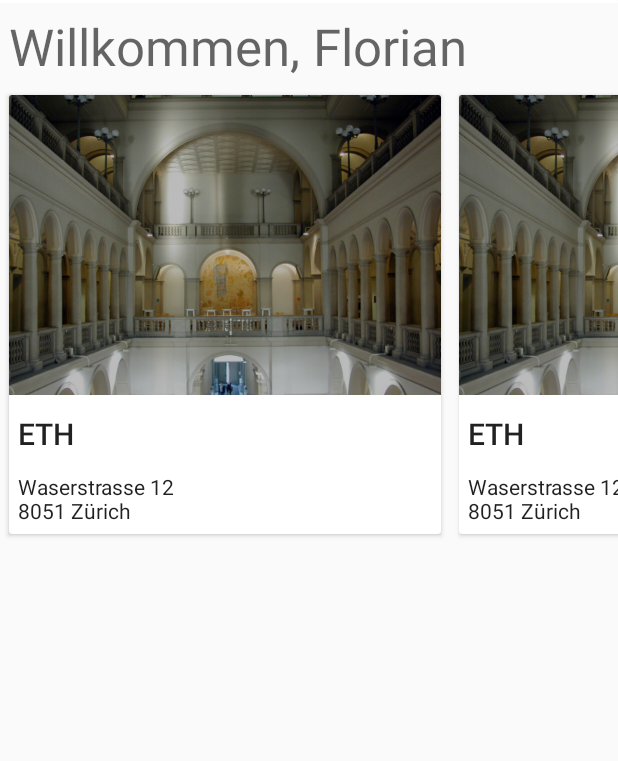
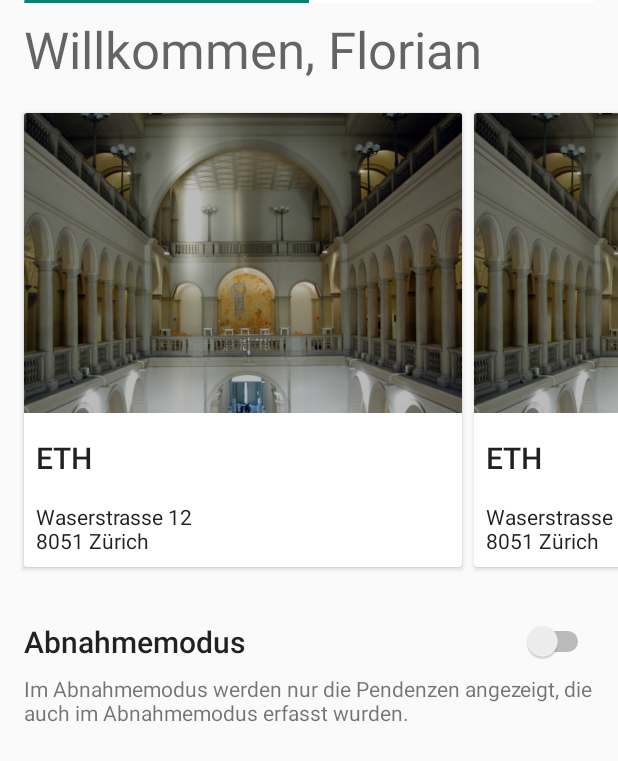
Before and after one commit to baupen/Android, an Android app: the layout activity_overview.xml on its own in the app's theme, with its tools: preview values and no code run, on a phone screen of 412 x 824 dp. Shown: the top 761 px of the screen. Run offline under Robolectric (Android 15) with nearby library versions, the phone set to English and light mode, and no system bars.

```diff
--- a/app/src/main/java/io/mangel/issuemanager/repositories/IssueRepository.kt
+++ b/app/src/main/java/io/mangel/issuemanager/repositories/IssueRepository.kt
@@ -3,9 +3,5 @@ package io.mangel.issuemanager.repositories
 import io.mangel.issuemanager.repositories.base.AuthenticatedRepository
 
 class IssueRepository : AuthenticatedRepository() {
-    private var _value = false
-
-    fun setAbnahmemodus(value: Boolean) {
-        _value = value
-    }
+    var isAbnahmeModusActive = false
 }
--- a/app/src/main/java/io/mangel/issuemanager/repositories/UserRepository.kt
+++ b/app/src/main/java/io/mangel/issuemanager/repositories/UserRepository.kt
@@ -59,8 +59,8 @@ class UserRepository(
         loginTask.execute(loginRequest)
     }
 
-    fun createTrialAccount(proposedGivenName: String, proposedFamilyName: String) {
-        val loginRequest = CreateTrialAccountRequest(proposedGivenName, proposedFamilyName)
+    fun createTrialAccount() {
+        val loginRequest = CreateTrialAccountRequest()
 
         val client = clientFactory.getClient(TRIAL_ACCOUNT_HOST)
         val trialAccountTask = CreateTrialAccountTask(client)
--- a/app/src/main/res/layout/activity_overview.xml
+++ b/app/src/main/res/layout/activity_overview.xml
@@ -1,22 +1,20 @@
 <?xml version="1.0" encoding="utf-8"?>
-<androidx.constraintlayout.widget.ConstraintLayout
+<LinearLayout
         xmlns:android="http://schemas.android.com/apk/res/android"
         xmlns:tools="http://schemas.android.com/tools"
         xmlns:app="http://schemas.android.com/apk/res-auto"
         android:layout_width="match_parent"
-        android:layout_height="match_parent"
+        android:layout_height="wrap_content"
+        android:orientation="vertical"
         tools:context=".activities.overview.OverviewActivity">
-
-    <androidx.swiperefreshlayout.widget.SwipeRefreshLayout
-            android:id="@+id/swipeContainer"
-            android:layout_width="match_parent"
-            android:layout_height="match_parent"
-            android:orientation="vertical">
 
     <LinearLayout
             android:layout_width="match_parent"
             android:layout_height="wrap_content"
-                android:orientation="vertical">
+            android:orientation="vertical"
+            android:paddingLeft="@dimen/activity_margin"
+            android:paddingRight="@dimen/activity_margin"
+            android:layout_marginBottom="@dimen/section_end">
 
         <ProgressBar
                 android:id="@+id/loading"
@@ -30,15 +28,20 @@
                 android:progressBackgroundTint="@android:color/white"
                 android:indeterminateTintMode="src_atop"
                 android:foregroundTint="@color/colorPrimaryDark"
-                    tools:visibility="visible"/>
+                tools:visibility="visible"
+                tools:progress="50"
+                tools:minHeight="4sp"
+                tools:maxHeight="4sp"/>
 
         <TextView
                 android:id="@+id/welcome"
                 android:layout_width="match_parent"
                 android:layout_height="wrap_content"
-                    android:padding="@dimen/text_margin"
+                android:layout_marginTop="@dimen/text_margin"
                 android:textAppearance="@style/TextAppearance.AppCompat.Display1"
                 tools:text="Willkommen, Florian"/>
+
+    </LinearLayout>
 
     <io.mangel.issuemanager.views.SaveScrollRecyclerView
             android:id="@+id/construction_sites"
@@ -49,10 +52,45 @@
             app:layoutManager="LinearLayoutManager"
             tools:context=".activities.MainActivity"
             tools:listitem="@layout/row_construction_site"
-                    tools:itemCount="3"/>
+            android:paddingStart="@dimen/recycler_flow_margin"
+            android:paddingEnd="@dimen/recycler_flow_margin"
+            android:paddingTop="@dimen/recycler_noflow_margin"
+            android:paddingBottom="@dimen/recycler_noflow_margin"
+            android:clipToPadding="false"
+            tools:itemCount="3"
+            android:layout_marginBottom="@dimen/section_end"/>
+
+    <LinearLayout
+            android:layout_width="match_parent"
+            android:layout_height="wrap_content"
+            android:orientation="vertical"
+            android:padding="@dimen/activity_margin">
+
+        <RelativeLayout
+                android:layout_width="match_parent"
+                android:layout_height="wrap_content"
+                android:layout_marginBottom="@dimen/text_margin">
+
+            <TextView
+                    android:layout_width="wrap_content"
+                    android:layout_height="wrap_content"
+                    android:text="@string/abnahmemodus"
+                    style="@style/TextAppearance.AppCompat.Title"
+                    tools:ignore="RelativeOverlap"/>
+
+            <Switch
+                    android:id="@+id/abnahmemodus_switch"
+                    android:layout_width="wrap_content"
+                    android:layout_height="wrap_content"
+                    android:layout_alignParentEnd="true"/>
+
+        </RelativeLayout>
+
+        <TextView
+                android:layout_width="match_parent"
+                android:layout_height="wrap_content"
+                android:text="@string/abnahmemodus_description"/>
 
     </LinearLayout>
 
-    </androidx.swiperefreshlayout.widget.SwipeRefreshLayout>
-
-</androidx.constraintlayout.widget.ConstraintLayout>
+</LinearLayout>
--- a/app/src/main/res/layout/row_construction_site.xml
+++ b/app/src/main/res/layout/row_construction_site.xml
@@ -6,10 +6,10 @@
         android:layout_gravity="center"
         android:layout_width="300sp"
         android:layout_height="wrap_content"
-        android:paddingLeft="@dimen/card_spacing"
-        android:paddingRight="@dimen/card_spacing"
-        android:paddingTop="4dp"
-        android:paddingBottom="4dp"
+        android:paddingLeft="@dimen/recycler_flow_item_margin"
+        android:paddingRight="@dimen/recycler_flow_item_margin"
+        android:paddingTop="@dimen/recycler_noflow_item_margin"
+        android:paddingBottom="@dimen/recycler_noflow_item_margin"
         android:clipChildren="false"
         android:clipToPadding="false"
         android:clickable="true"
@@ -23,7 +23,8 @@
         <LinearLayout
                 android:layout_width="match_parent"
                 android:layout_height="wrap_content"
-                android:orientation="vertical">
+                android:orientation="vertical"
+                android:background="?android:attr/selectableItemBackground">
 
             <ImageView
                     android:id="@+id/image"
--- a/app/src/main/res/values/colors.xml
+++ b/app/src/main/res/values/colors.xml
@@ -2,5 +2,5 @@
 <resources>
     <color name="colorPrimary">#008577</color>
     <color name="colorPrimaryDark">#00574B</color>
-    <color name="colorAccent">#D81B60</color>
+    <color name="colorAccent">#03A9F4</color>
 </resources>
--- a/app/src/main/res/values/dimens.xml
+++ b/app/src/main/res/values/dimens.xml
@@ -1,7 +1,12 @@
 <resources>
-    <!-- Default screen margins, per the Android Design guidelines. -->
-    <dimen name="activity_horizontal_margin">16dp</dimen>
-    <dimen name="activity_vertical_margin">16dp</dimen>
-    <dimen name="card_spacing">6sp</dimen>
-    <dimen name="text_margin">6sp</dimen>
+    <dimen name="activity_margin">16dp</dimen>
+
+    <dimen name="recycler_noflow_item_margin">4sp</dimen>
+    <dimen name="recycler_noflow_margin">0sp</dimen>
+    <dimen name="recycler_flow_item_margin">4sp</dimen>
+    <dimen name="recycler_flow_margin">12sp</dimen>
+
+    <dimen name="text_margin">8sp</dimen>
+    <dimen name="section_end">16sp</dimen>
+    <dimen name="activity_margin_negative">-16dp</dimen>
 </resources>
--- a/app/src/main/res/values/strings.xml
+++ b/app/src/main/res/values/strings.xml
@@ -17,4 +17,16 @@
     <string name="no_internet_access">Eine Verbindung mit dem Internet ist nicht möglich.</string>
     <string name="welcome">Willkommen, %s!</string>
     <string name="construction_site">Baustelle</string>
+    <string name="abnahmemodus">Abnahmemodus</string>
+    <string name="abnahmemodus_description">Im Abnahmemodus werden nur die Pendenzen angezeigt, die auch im Abnahmemodus
+        erfasst wurden.
+    </string>
+    <string name="action_create_trial_account">Probekonto erstellen</string>
+    <string name="or">oder</string>
+    <string name="trial_account_created">Ihr Probeaccount wurde erstellt."</string>
+    <string name="trial_account_help">Besuchen Sie uns unter www.app.mangel.io um die in der App erfassen Pendenzen weiter zu verwalten. \n\n
+        Dazu brauchen Sie die folgenden Zugangsdaten: \n
+        Benutzername: %s\n
+        Passwort: %s
+    </string>
 </resources>
```
Also changed, not shown: app/src/main/java/io/mangel/issuemanager/activities/login/LoginActivity.kt (+20 -3 lines), app/src/main/java/io/mangel/issuemanager/activities/login/LoginViewModel.kt (+27 -5 lines), app/src/main/java/io/mangel/issuemanager/activities/overview/ConstructionSiteAdapter.kt (+11 -0 lines), app/src/main/java/io/mangel/issuemanager/activities/overview/OverviewActivity.kt (+4 -3 lines), app/src/main/java/io/mangel/issuemanager/activities/overview/OverviewViewModel.kt (+13 -2 lines), app/src/main/java/io/mangel/issuemanager/models/Address.kt (+7 -12 lines), app/src/main/res/layout/activity_login.xml (+41 -50 lines), 1 other file. Lines whose indentation alone changed are shown as unchanged.
